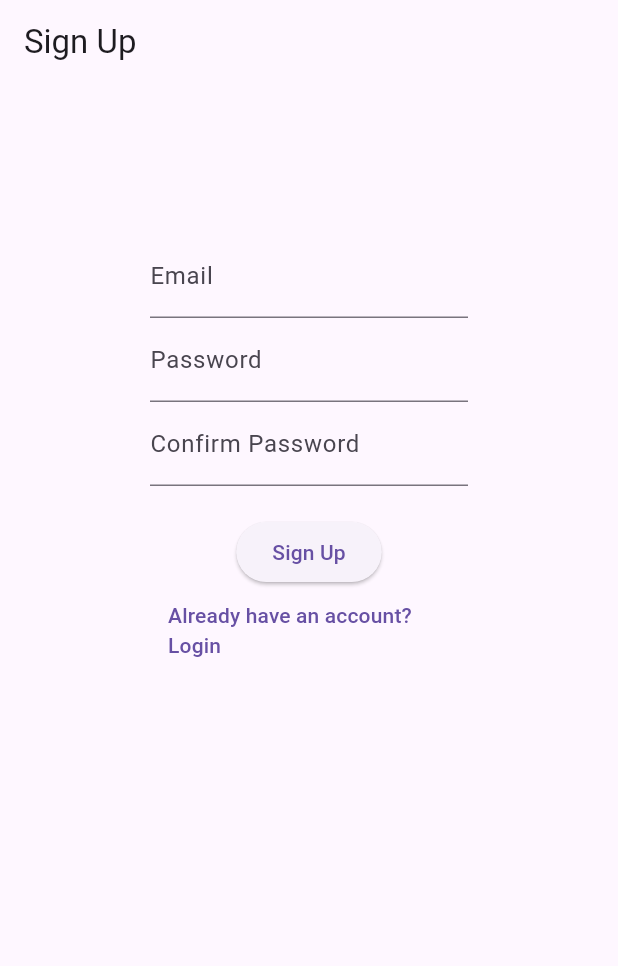
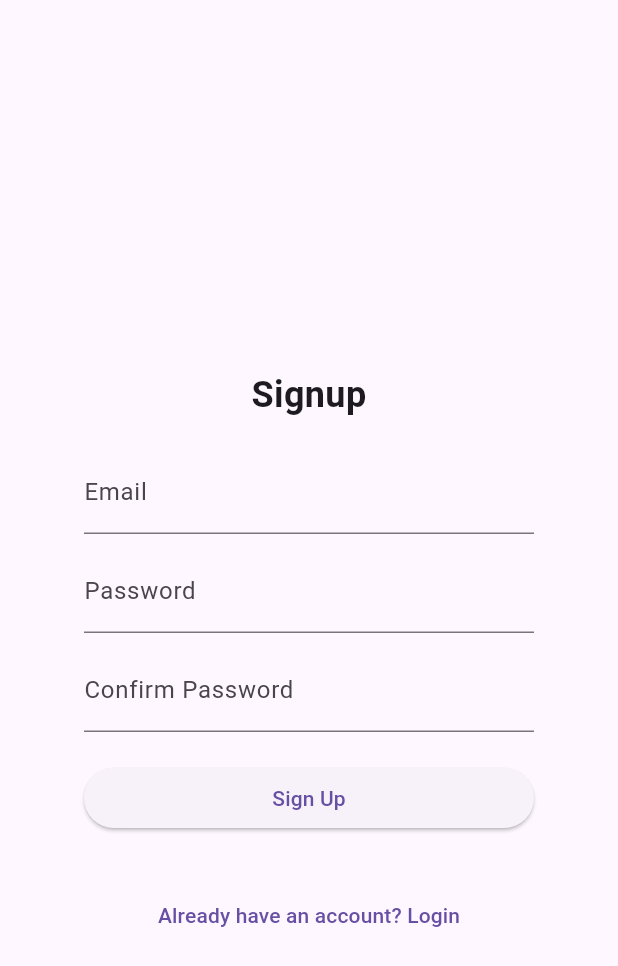
Before and after one commit to TizianoAlbore/pswmanager, a Flutter app: the screen it shows after launch, after a tap on an icon or button, on a phone screen of 412 x 824 dp. Shown: the top 966 px of the screen. Run offline on Flutter 3.47's test engine with Material 3 defaults, Android fonts, the phone set to English and light mode, and no system bars; our stand-ins replace cloud_firestore, firebase_auth, firebase_core, flutter_dotenv; missing offline and left inert: blockchain_utils, cryptography; accounts and stored records are empty; network calls fail; project files that could hold a hidden picture were left out.

Commit message:
login and signup small restyling

```diff
--- a/lib/pages/login.dart
+++ b/lib/pages/login.dart
@@ -14,7 +14,6 @@ class _LoginPageState extends State<LoginPage> {
   final TextEditingController _passwordController = TextEditingController();
   final FirebaseAuth _auth = FirebaseAuth.instance;
 
-  // Question mark is nullable operator, makes the variable nullable
   String? _temporizedPassphrase;
   Timer? _passwordTimer;
 
@@ -24,10 +23,9 @@ class _LoginPageState extends State<LoginPage> {
         email: _emailController.text.trim(),
         password: _passwordController.text.trim(),
       );
-      // Save the password temporarily
+
       _temporizedPassphrase = _passwordController.text.trim();
 
-      // Set a timer to clear the password after a certain period (e.g., 5 minutes)
       _passwordTimer?.cancel();
       _passwordTimer = Timer(const Duration(seconds: 10), () {
         _temporizedPassphrase = null;
@@ -35,7 +33,8 @@ class _LoginPageState extends State<LoginPage> {
       Navigator.pushReplacementNamed(
         context,
         '/dashboard',
-        arguments: _temporizedPassphrase,);
+        arguments: _temporizedPassphrase,
+      );
     } catch (e) {
       ScaffoldMessenger.of(context).showSnackBar(
         SnackBar(content: Text('Login failed: ${e.toString()}')),
@@ -47,34 +46,52 @@ class _LoginPageState extends State<LoginPage> {
   Widget build(BuildContext context) {
     return Scaffold(
       appBar: AppBar(
-        title: const Text('Login'),
-        automaticallyImplyLeading: false
+        automaticallyImplyLeading: false,
       ),
-      body: Padding(
-        padding: const EdgeInsets.all(100.0),
+      body: Center(
+        child: SizedBox(
+          width: 300, // Riduce la larghezza del form
+          child: Padding(
+            padding: const EdgeInsets.symmetric(vertical: 40.0), // Riduce il padding
             child: Column(
+              mainAxisSize: MainAxisSize.min, // Minimizza lo spazio occupato
+              crossAxisAlignment: CrossAxisAlignment.center,
               children: [
+                Text(
+                  'Login',
+                  style: TextStyle(
+                    fontSize: 24,
+                    fontWeight: FontWeight.bold,
+                  ),
+                ),
+                SizedBox(height: 20), // Spazio sotto il testo
                 TextField(
                   controller: _emailController,
                   decoration: const InputDecoration(labelText: 'Email'),
                 ),
+                const SizedBox(height: 10), // Spazio più piccolo tra i campi
                 TextField(
                   controller: _passwordController,
                   decoration: const InputDecoration(labelText: 'Password'),
                   obscureText: true,
                 ),
+                SizedBox(height: 20), // Spazio
                 const SizedBox(height: 20),
                 ElevatedButton(
                   onPressed: _login,
                   child: const Text('Login'),
                 ),
+                SizedBox(height: 20), // Spazio
                 TextButton(
                   onPressed: () {
                     Navigator.pushNamed(context, '/signup');
                   },
                   child: const Text('Don\'t have an account? Sign up'),
                 ),
+                SizedBox(height: 50), // Spazio
               ],
+            ),
+          ),
         ),
       ),
     );
--- a/lib/pages/signup.dart
+++ b/lib/pages/signup.dart
@@ -47,22 +47,37 @@ class _SignupPageState extends State<SignupPage> {
   Widget build(BuildContext context) {
     return Scaffold(
       appBar: AppBar(
-        title: const Text('Sign Up'),
-        automaticallyImplyLeading: false
+        automaticallyImplyLeading: false,
       ),
-      body: Padding(
-        padding: const EdgeInsets.all(100.0),
+      body: Center(
+        child: SizedBox(
+          width: 300, // Limita la larghezza del form
+          child: Padding(
+            padding: const EdgeInsets.symmetric(vertical: 40.0), // Padding verticale
             child: Column(
+              mainAxisSize: MainAxisSize.min, // Minimizza lo spazio occupato verticalmente
+              crossAxisAlignment: CrossAxisAlignment.stretch, // Allinea gli elementi
               children: [
+                Text(
+                  'Signup',
+                  style: TextStyle(
+                    fontSize: 24,
+                    fontWeight: FontWeight.bold,
+                  ),
+                  textAlign: TextAlign.center, // Allinea il titolo al centro
+                ),
+                SizedBox(height: 20), // Spazio
                 TextField(
                   controller: _emailController,
                   decoration: const InputDecoration(labelText: 'Email'),
                 ),
+                const SizedBox(height: 10),
                 TextField(
                   controller: _passwordController,
                   decoration: const InputDecoration(labelText: 'Password'),
                   obscureText: true,
                 ),
+                const SizedBox(height: 10),
                 TextField(
                   controller: _confirmPasswordController,
                   decoration: const InputDecoration(labelText: 'Confirm Password'),
@@ -73,6 +88,7 @@ class _SignupPageState extends State<SignupPage> {
                   onPressed: _signup,
                   child: const Text('Sign Up'),
                 ),
+                const SizedBox(height: 30),
                 TextButton(
                   onPressed: () {
                     Navigator.pop(context);
@@ -82,6 +98,8 @@ class _SignupPageState extends State<SignupPage> {
               ],
             ),
           ),
+        ),
+      ),
     );
   }
 }
```
Lines whose indentation alone changed are shown as unchanged.
